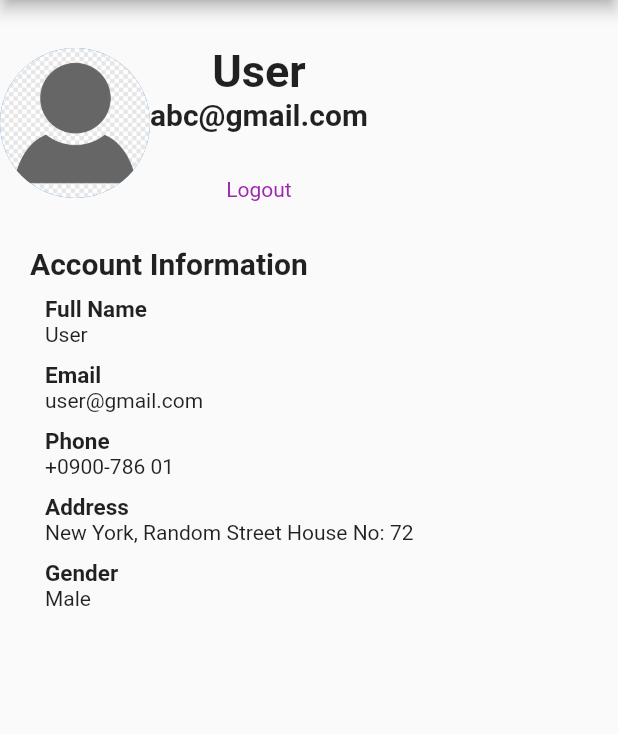
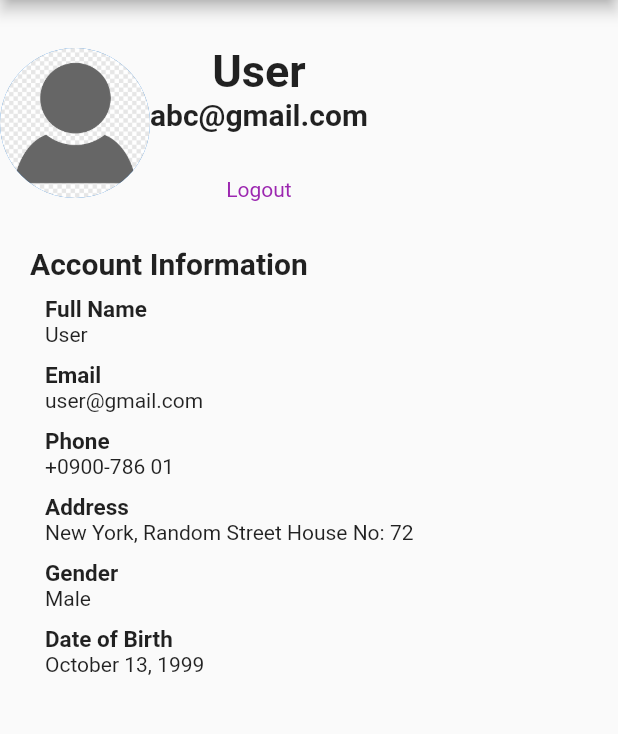
Before and after one commit to MuhammadShoaibKhan/Jawan-Pakistan-Flutter-Mobile-App-Development-Course, a Flutter app: the screen it shows after launch, after a tap on "User Info Page", on a phone screen of 412 x 824 dp, the part 84-818 px from its top. Run offline on Flutter 3.47's test engine with Material 2 defaults, Android fonts, the phone set to English and light mode, and no system bars.

Commit message:
User info dob added

```diff
--- a/Flutter Assignment 03/ecomappbasic/lib/userinfo.dart
+++ b/Flutter Assignment 03/ecomappbasic/lib/userinfo.dart
@@ -136,6 +136,21 @@ class _userinfoState extends State<userinfo> {
 
          ),
 
+           const SizedBox(height: 10),
+
+                       Padding(
+            padding: const EdgeInsets.only(left: 30),
+             child: Text("Date of Birth", style: TextStyle(fontWeight: FontWeight.bold,
+                    fontSize: 15)),
+
+         ),
+
+         Padding(
+            padding: const EdgeInsets.only(left: 30),
+             child: Text("October 13, 1999"),
+
+         ),
+
 
 
 
```
